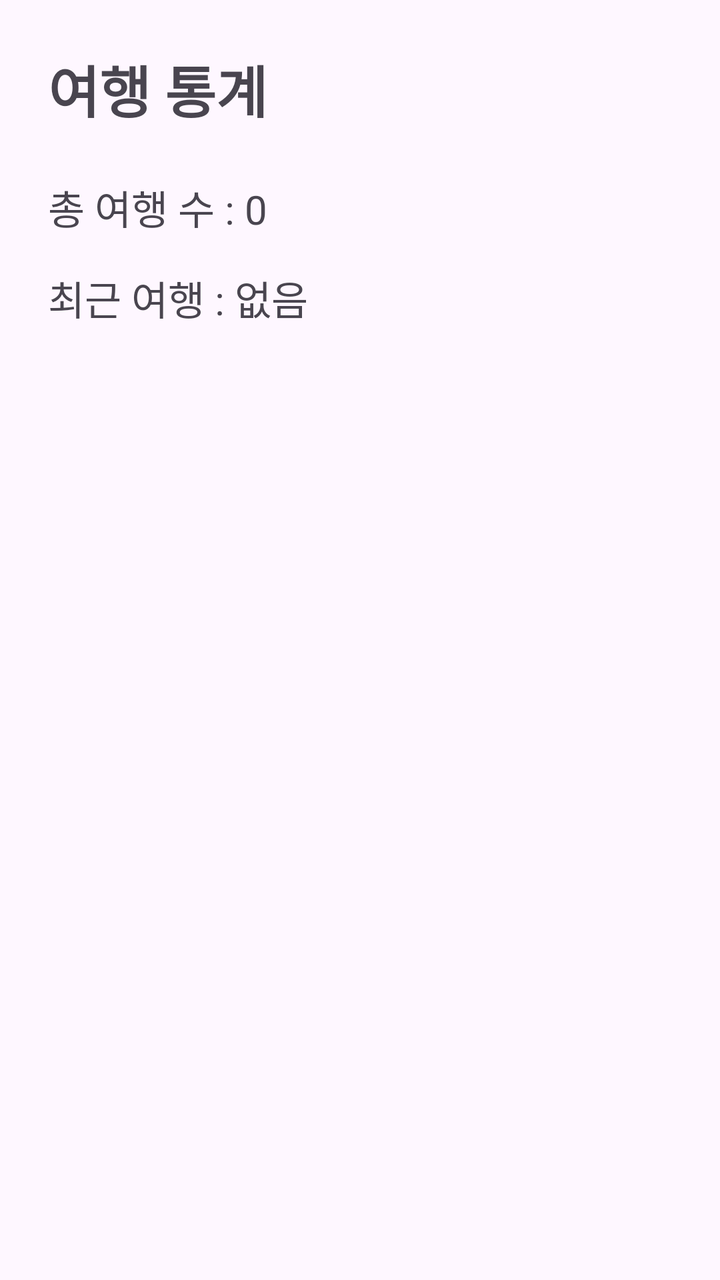
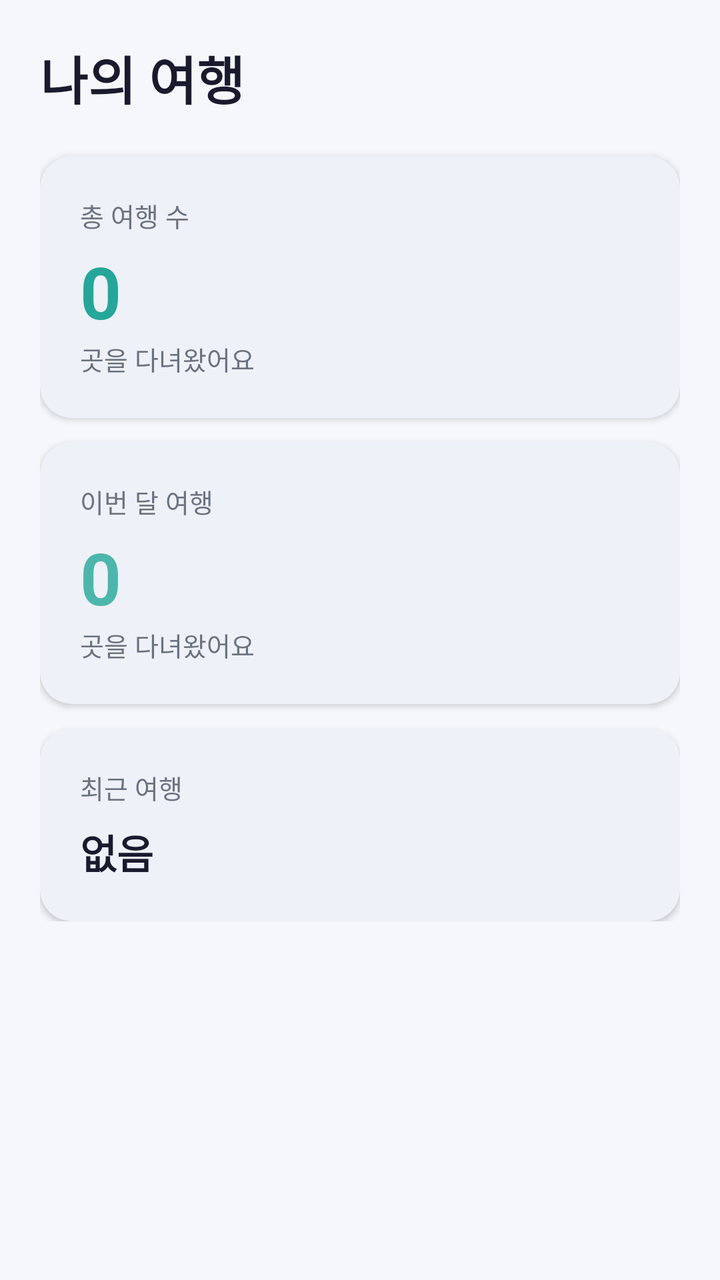

The first picture is an Android layout as it rendered before a commit; the second is the same layout after the commit. The layout source and the unified diff follow.
<!-- AndroidManifest.xml: application theme Theme.Travelog -->
<!-- res/layout/fragment_stats.xml -->
<?xml version="1.0" encoding="utf-8"?>
<LinearLayout
    xmlns:android="http://schemas.android.com/apk/res/android"
    android:layout_width="match_parent"
    android:layout_height="match_parent"
    android:orientation="vertical"
    android:padding="24dp">

    <TextView
        android:id="@+id/tvStatsTitle"
        android:layout_width="wrap_content"
        android:layout_height="wrap_content"
        android:text="여행 통계"
        android:textSize="28sp"
        android:textStyle="bold" />

    <TextView
        android:id="@+id/tvTravelCount"
        android:layout_width="wrap_content"
        android:layout_height="wrap_content"
        android:text="총 여행 수 : 0"
        android:textSize="20sp"
        android:layout_marginTop="24dp" />

    <TextView
        android:id="@+id/tvRecentTravel"
        android:layout_width="wrap_content"
        android:layout_height="wrap_content"
        android:text="최근 여행 : 없음"
        android:textSize="20sp"
        android:layout_marginTop="16dp" />

</LinearLayout>
<!-- resources referenced by this layout -->
<resources>
  <style name="Theme.Travelog" parent="Base.Theme.Travelog" />
  <style name="Base.Theme.Travelog" parent="Theme.Material3.DayNight">
          
          
          <item name="android:windowOptOutEdgeToEdgeEnforcement" tools:targetApi="35">true</item>
      </style>
</resources>

<!-- the commit's change to res/layout/fragment_stats.xml (unified diff, before → after) -->
@@ -1,33 +1,140 @@
 <?xml version="1.0" encoding="utf-8"?>
-<LinearLayout
+<ScrollView
     xmlns:android="http://schemas.android.com/apk/res/android"
+    xmlns:app="http://schemas.android.com/apk/res-auto"
     android:layout_width="match_parent"
     android:layout_height="match_parent"
-    android:orientation="vertical"
-    android:padding="24dp">
+    android:background="@color/background">
 
-    <TextView
-        android:id="@+id/tvStatsTitle"
-        android:layout_width="wrap_content"
+    <LinearLayout
+        android:layout_width="match_parent"
         android:layout_height="wrap_content"
-        android:text="여행 통계"
-        android:textSize="28sp"
-        android:textStyle="bold" />
+        android:orientation="vertical"
+        android:padding="20dp">
 
-    <TextView
-        android:id="@+id/tvTravelCount"
-        android:layout_width="wrap_content"
-        android:layout_height="wrap_content"
-        android:text="총 여행 수 : 0"
-        android:textSize="20sp"
-        android:layout_marginTop="24dp" />
+        <TextView
+            android:layout_width="wrap_content"
+            android:layout_height="wrap_content"
+            android:text="나의 여행"
+            android:textSize="26sp"
+            android:textStyle="bold"
+            android:textColor="@color/text_primary"
+            android:layout_marginBottom="20dp" />
 
-    <TextView
-        android:id="@+id/tvRecentTravel"
-        android:layout_width="wrap_content"
-        android:layout_height="wrap_content"
-        android:text="최근 여행 : 없음"
-        android:textSize="20sp"
-        android:layout_marginTop="16dp" />
+        <com.google.android.material.card.MaterialCardView
+            android:layout_width="match_parent"
+            android:layout_height="wrap_content"
+            android:layout_marginBottom="12dp"
+            app:cardCornerRadius="16dp"
+            app:cardElevation="2dp"
+            app:strokeWidth="0dp">
 
-</LinearLayout>
+            <LinearLayout
+                android:layout_width="match_parent"
+                android:layout_height="wrap_content"
+                android:orientation="vertical"
+                android:padding="20dp">
+
+                <TextView
+                    android:layout_width="wrap_content"
+                    android:layout_height="wrap_content"
+                    android:text="총 여행 수"
+                    android:textSize="13sp"
+                    android:textColor="@color/text_secondary" />
+
+                <TextView
+                    android:id="@+id/tvTravelCount"
+                    android:layout_width="wrap_content"
+                    android:layout_height="wrap_content"
+                    android:text="0"
+                    android:textSize="36sp"
+                    android:textStyle="bold"
+                    android:textColor="#26A69A"
+                    android:layout_marginTop="4dp" />
+
+                <TextView
+                    android:layout_width="wrap_content"
+                    android:layout_height="wrap_content"
+                    android:text="곳을 다녀왔어요"
+                    android:textSize="13sp"
+                    android:textColor="@color/text_secondary" />
+
+            </LinearLayout>
+        </com.google.android.material.card.MaterialCardView>
+
+        <com.google.android.material.card.MaterialCardView
+            android:layout_width="match_parent"
+            android:layout_height="wrap_content"
+            android:layout_marginBottom="12dp"
+            app:cardCornerRadius="16dp"
+            app:cardElevation="2dp"
+            app:strokeWidth="0dp">
+
+            <LinearLayout
+                android:layout_width="match_parent"
+                android:layout_height="wrap_content"
+                android:orientation="vertical"
+                android:padding="20dp">
+
+                <TextView
+                    android:layout_width="wrap_content"
+                    android:layout_height="wrap_content"
+                    android:text="이번 달 여행"
+                    android:textSize="13sp"
+                    android:textColor="@color/text_secondary" />
+
+                <TextView
+                    android:id="@+id/tvThisMonthCount"
+                    android:layout_width="wrap_content"
+                    android:layout_height="wrap_content"
+                    android:text="0"
+                    android:textSize="36sp"
+                    android:textStyle="bold"
+                    android:textColor="#4DB6AC"
+                    android:layout_marginTop="4dp" />
+
+                <TextView
+                    android:layout_width="wrap_content"
+                    android:layout_height="wrap_content"
+                    android:text="곳을 다녀왔어요"
+                    android:textSize="13sp"
+                    android:textColor="@color/text_secondary" />
+
+            </LinearLayout>
+        </com.google.android.material.card.MaterialCardView>
+
+        <com.google.android.material.card.MaterialCardView
+            android:layout_width="match_parent"
+            android:layout_height="wrap_content"
+            app:cardCornerRadius="16dp"
+            app:cardElevation="2dp"
+            app:strokeWidth="0dp">
+
+            <LinearLayout
+                android:layout_width="match_parent"
+                android:layout_height="wrap_content"
+                android:orientation="vertical"
+                android:padding="20dp">
+
+                <TextView
+                    android:layout_width="wrap_content"
+                    android:layout_height="wrap_content"
+                    android:text="최근 여행"
+                    android:textSize="13sp"
+                    android:textColor="@color/text_secondary"
+                    android:layout_marginBottom="8dp" />
+
+                <TextView
+                    android:id="@+id/tvRecentTravel"
+                    android:layout_width="wrap_content"
+                    android:layout_height="wrap_content"
+                    android:text="없음"
+                    android:textSize="20sp"
+                    android:textStyle="bold"
+                    android:textColor="@color/text_primary" />
+
+            </LinearLayout>
+        </com.google.android.material.card.MaterialCardView>
+
+    </LinearLayout>
+</ScrollView>
<!-- resource entries referenced after the edit -->
@@ -1,9 +1,13 @@
 <!-- resources referenced by this layout -->
 <resources>
+  <color name="background">#F5F7FA</color>
+  <color name="text_primary">#1A1A2E</color>
+  <color name="text_secondary">#6B7280</color>
   <style name="Theme.Travelog" parent="Base.Theme.Travelog" />
   <style name="Base.Theme.Travelog" parent="Theme.Material3.DayNight">
-          
-          
+          <item name="colorPrimary">#26A69A</item>
+          <item name="colorOnPrimary">#FFFFFF</item>
+          <item name="android:windowBackground">@color/background</item>
           <item name="android:windowOptOutEdgeToEdgeEnforcement" tools:targetApi="35">true</item>
       </style>
 </resources>
